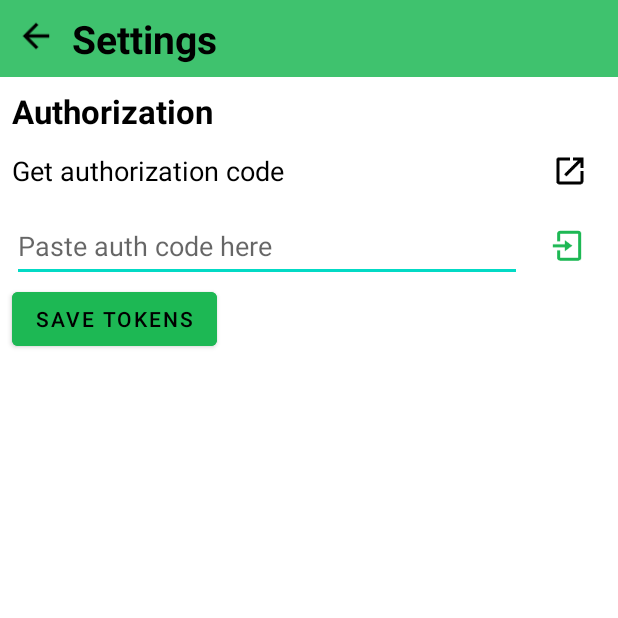
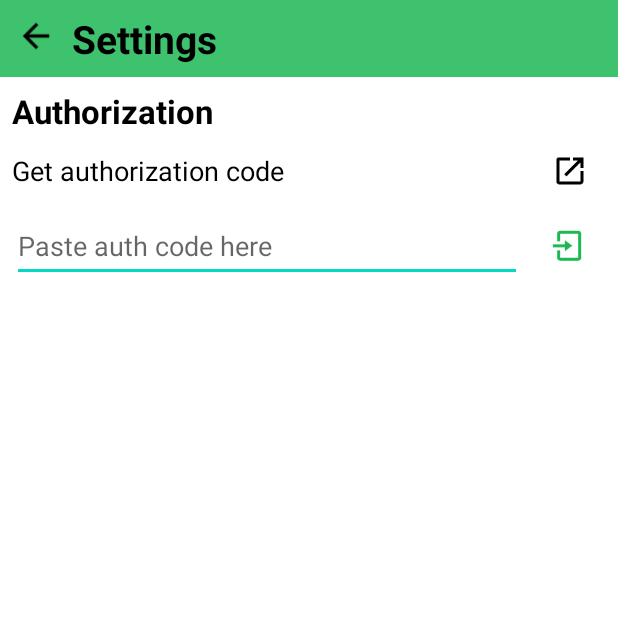
Before and after one commit to NathanCioppa/SpotifyAutoQueue, an Android app: the SettingsActivity screen opened directly, with no data from a screen before it, after a tap on an icon or button, on a phone screen of 412 x 824 dp, the top half of it. Run offline under Robolectric (Android 15) with nearby library versions, the phone set to English and light mode, and no system bars; 1 statement that could not run was skipped.

Commit message:
tokens are saved after being gotten

```diff
--- a/app/src/main/java/com/example/spotifyautoqueue/CreateGroupActivity.java
+++ b/app/src/main/java/com/example/spotifyautoqueue/CreateGroupActivity.java
@@ -2,7 +2,9 @@ package com.example.spotifyautoqueue;
 
 import androidx.appcompat.app.AppCompatActivity;
 
+import android.content.Intent;
 import android.os.Bundle;
+import android.view.View;
 
 public class CreateGroupActivity extends AppCompatActivity {
 
@@ -11,4 +13,9 @@ public class CreateGroupActivity extends AppCompatActivity {
         super.onCreate(savedInstanceState);
         setContentView(R.layout.activity_create_group);
     }
+
+    public void backToHome(View button) {
+        Intent home = new Intent(this, MainActivity.class);
+        startActivity(home);
+    }
 }
--- a/app/src/main/java/com/example/spotifyautoqueue/GetApiAccessTokens.java
+++ b/app/src/main/java/com/example/spotifyautoqueue/GetApiAccessTokens.java
@@ -1,14 +1,10 @@
 package com.example.spotifyautoqueue;
 
-import android.annotation.SuppressLint;
-import android.content.Context;
 import android.os.AsyncTask;
 import android.util.Log;
-import android.view.View;
 
 import java.io.BufferedReader;
 import java.io.DataOutputStream;
-import java.io.File;
 import java.io.IOException;
 import java.io.InputStreamReader;
 import java.io.UnsupportedEncodingException;
@@ -17,15 +13,14 @@ import java.net.URL;
 import java.net.URLEncoder;
 import java.util.Base64;
 
-public class GetApiAccessTokens extends AsyncTask<String, Void, String> {
+public class GetApiAccessTokens extends AsyncTask<Void, Void, Boolean> {
 
     final String CLIENT_ID = ApiTokens.CLIENT_ID;
     final String CLIENT_SECRET = new SecretClass().CLIENT_SECRET;
     final String REDIRECT_URI = ApiTokens.REDIRECT_URI;
     String authCode = ApiTokens.authCode;
 
-    @Override
-    protected String doInBackground(String... strings) {
+    protected Boolean doInBackground(Void... params) {
 
         try {
             String authString = CLIENT_ID + ":" + CLIENT_SECRET;
@@ -71,6 +66,6 @@ public class GetApiAccessTokens extends AsyncTask<String, Void, String> {
         } catch (IOException e) {
             Log.d("ERROR: CLASS ApiTokens, getRefreshAccessToken","Auth code invalid");
         }
-        return null;
+        return true;
     }
 }
--- a/app/src/main/java/com/example/spotifyautoqueue/MainActivity.java
+++ b/app/src/main/java/com/example/spotifyautoqueue/MainActivity.java
@@ -51,7 +51,6 @@ public class MainActivity extends AppCompatActivity {
 
                 connected();
             }
-
             @Override
             public void onFailure(Throwable error) {
                 Log.e("MainActivity", error.getMessage(), error );
--- /dev/null
+++ b/app/src/main/java/com/example/spotifyautoqueue/RefreshAccessToken.java
@@ -0,0 +1,4 @@
+package com.example.spotifyautoqueue;
+
+public class RefreshAccessToken {
+}
--- a/app/src/main/java/com/example/spotifyautoqueue/SettingsActivity.java
+++ b/app/src/main/java/com/example/spotifyautoqueue/SettingsActivity.java
@@ -37,18 +37,28 @@ public class SettingsActivity extends AppCompatActivity {
             startActivity(intent);
         }
         catch (Error error) {
-            System.out.println(error);
+            error.printStackTrace();
         }
     }
 
     public void submitAuthCode(View button) {
         ApiTokens.authCode = ((TextView) findViewById(R.id.inputAuthCode)).getText().toString();
         GetApiAccessTokens getApiAccessTokens = new GetApiAccessTokens();
-        getApiAccessTokens.execute();
+        try{
+            boolean result = getApiAccessTokens.execute().get();
 
+            if (result) {
+                saveTokens();
+                Log.d("submitAuthCode", "Saved Tokens");
+            } else
+                Log.d("submitAuthCode", "ERROR OCCURRED, did not save tokens");
+
+        } catch (Exception error) {
+            error.printStackTrace();
+        }
     }
 
-    public void saveTokens(View button) {
+    public void saveTokens() {
         File externalDir = getExternalFilesDir(null);
         if (externalDir != null) {
             File file = new File(externalDir, "tokens.txt");
--- a/app/src/main/res/layout/activity_create_group.xml
+++ b/app/src/main/res/layout/activity_create_group.xml
@@ -7,4 +7,28 @@
     tools:context=".CreateGroupActivity"
     style="@style/background">
 
+    <androidx.constraintlayout.widget.ConstraintLayout
+        android:layout_width="match_parent"
+        android:layout_height="wrap_content"
+        style="@style/banner_color"
+        app:layout_constraintEnd_toEndOf="parent"
+        app:layout_constraintStart_toStartOf="parent"
+        app:layout_constraintTop_toTopOf="parent">
+
+        <ImageButton
+            android:id="@+id/imageButton"
+            style="@style/back_arrow_button"
+            android:onClick="backToHome"
+            app:layout_constraintStart_toStartOf="parent"
+            app:layout_constraintTop_toTopOf="parent"
+            app:srcCompat="?attr/actionModeCloseDrawable" />
+
+        <TextView
+            android:id="@+id/createGroupActivityTitle"
+            style="@style/activity_title"
+            android:text="@string/create_group_activity_title"
+            app:layout_constraintBottom_toBottomOf="parent"
+            app:layout_constraintStart_toEndOf="@+id/imageButton"
+            app:layout_constraintTop_toTopOf="parent" />
+    </androidx.constraintlayout.widget.ConstraintLayout>
 </androidx.constraintlayout.widget.ConstraintLayout>
--- a/app/src/main/res/layout/activity_settings.xml
+++ b/app/src/main/res/layout/activity_settings.xml
@@ -18,14 +18,8 @@
 
         <TextView
             android:id="@+id/settingsActivityTitle"
-            style="@style/textColor"
-            android:layout_width="wrap_content"
-            android:layout_height="wrap_content"
-            android:layout_marginTop="8dp"
-            android:layout_marginBottom="8dp"
+            style="@style/activity_title"
             android:text="@string/settings_activity_title"
-            android:textSize="26sp"
-            android:textStyle="bold"
             app:layout_constraintBottom_toBottomOf="parent"
             app:layout_constraintStart_toEndOf="@+id/settingsBackButton"
             app:layout_constraintTop_toTopOf="parent"
@@ -33,14 +27,9 @@
 
         <ImageButton
             android:id="@+id/settingsBackButton"
-            style="@style/textColor"
-            android:layout_width="48dp"
-            android:layout_height="48dp"
-            android:background="#00FFFFFF"
+            style="@style/back_arrow_button"
             android:contentDescription="@string/back_to_home_button_description"
             android:onClick="backToHome"
-            android:scaleX="1.1"
-            android:scaleY="1.1"
             app:layout_constraintStart_toStartOf="parent"
             app:layout_constraintTop_toTopOf="parent"
             app:srcCompat="?attr/actionModeCloseDrawable" />
@@ -58,19 +47,6 @@
         <androidx.constraintlayout.widget.ConstraintLayout
             android:layout_width="match_parent"
             android:layout_height="wrap_content">
-
-            <Button
-                android:id="@+id/saveTokens"
-                style="@style/textColor"
-                android:layout_width="wrap_content"
-                android:layout_height="wrap_content"
-                android:layout_marginStart="8dp"
-                android:backgroundTint="@color/spotify_logo_green"
-                android:text="@string/save_access_tokens"
-                app:layout_constraintBottom_toBottomOf="parent"
-                app:layout_constraintStart_toStartOf="parent"
-                app:layout_constraintTop_toBottomOf="@+id/authSubmitLayout"
-                app:layout_constraintVertical_bias="0.0" />
 
             <TextView
                 android:id="@+id/authorizationTitle"
--- a/app/src/main/res/values-night/themes.xml
+++ b/app/src/main/res/values-night/themes.xml
@@ -12,6 +12,29 @@
         <!-- Status bar color. -->
         <item name="android:statusBarColor">@color/off_black</item>
         <!-- Customize your theme here. -->
+    </style>
+
+    <style name="back_arrow_button">
+        <item name="android:layout_width">48dp</item>
+        <item name="android:layout_height">48dp</item>
+        <item name="android:background">#00FFFFFF</item>
+        <item name="android:scaleX">1.1</item>
+        <item name="android:scaleY">1.1</item>
+        <item name="android:textColor">@color/white</item>
+        <item name="color">@color/white</item>
+        <item name="tint">@color/white</item>
+    </style>
+
+    <style name="activity_title">
+        <item name="android:layout_width">wrap_content</item>
+        <item name="android:layout_height">wrap_content</item>
+        <item name="android:layout_marginTop">8dp</item>
+        <item name="android:layout_marginBottom">8dp</item>
+        <item name="android:textSize">26sp</item>
+        <item name="android:textStyle">bold</item>
+        <item name="android:textColor">@color/white</item>
+        <item name="color">@color/white</item>
+        <item name="tint">@color/white</item>
     </style>
 
     <style name="background">
--- a/app/src/main/res/values/strings.xml
+++ b/app/src/main/res/values/strings.xml
@@ -12,4 +12,6 @@
     <string name="get_auth_code_label">Get authorization code</string>
     <string name="input_auth_hint">Paste auth code here</string>
     <string name="save_access_tokens">Save tokens</string>
+
+    <string name="create_group_activity_title">Create Group</string>
 </resources>
--- a/app/src/main/res/values/themes.xml
+++ b/app/src/main/res/values/themes.xml
@@ -12,6 +12,29 @@
         <!-- Status bar color. -->
         <item name="android:statusBarColor">@color/spotify_logo_green</item>
         <!-- Customize your theme here. -->
+    </style>
+
+    <style name="back_arrow_button">
+        <item name="android:layout_width">48dp</item>
+        <item name="android:layout_height">48dp</item>
+        <item name="android:background">#00FFFFFF</item>
+        <item name="android:scaleX">1.1</item>
+        <item name="android:scaleY">1.1</item>
+        <item name="android:textColor">@color/black</item>
+        <item name="color">@color/black</item>
+        <item name="tint">@color/black</item>
+    </style>
+
+    <style name="activity_title">
+        <item name="android:layout_width">wrap_content</item>
+        <item name="android:layout_height">wrap_content</item>
+        <item name="android:layout_marginTop">8dp</item>
+        <item name="android:layout_marginBottom">8dp</item>
+        <item name="android:textSize">26sp</item>
+        <item name="android:textStyle">bold</item>
+        <item name="android:textColor">@color/black</item>
+        <item name="color">@color/black</item>
+        <item name="tint">@color/black</item>
     </style>
 
     <style name="background">
```
